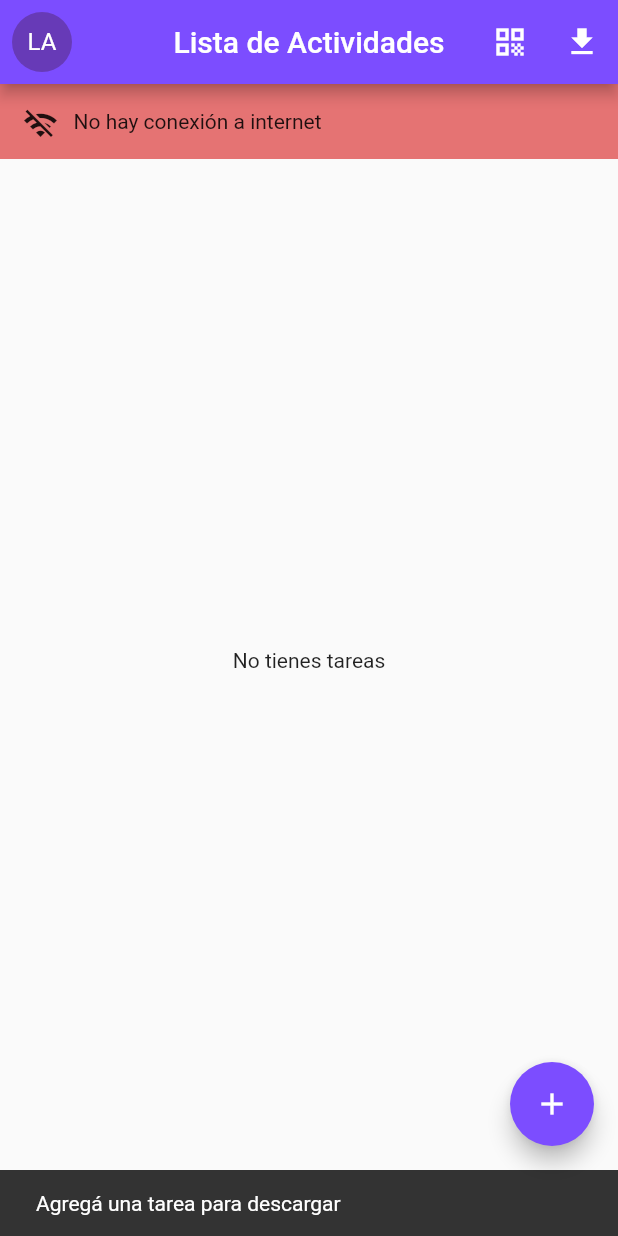
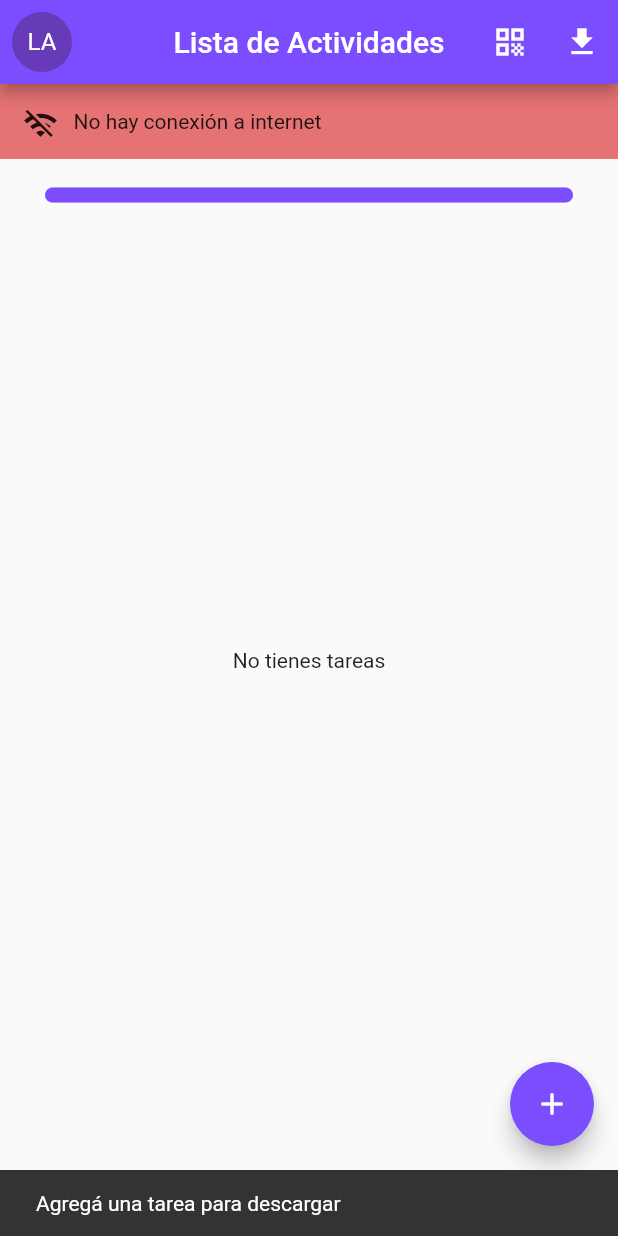
Before and after one commit to laubrener/to_do_app, a Flutter app: the screen it shows after launch, after a tap on the "download" icon, on a phone screen of 412 x 824 dp. Run offline on Flutter 3.47's test engine with Material 2 defaults, Android fonts, the phone set to English and light mode, and no system bars; drawn by our look-alikes of percent_indicator; our stand-ins replace connectivity_plus, hive, hive_flutter, open_file, rxdart; missing offline and left inert: excel, flutter_barcode_scanner; accounts and stored records are empty; network calls fail.

Commit message:
barra de progreso

```diff
--- a/lib/widgets/to_do_list_widget.dart
+++ b/lib/widgets/to_do_list_widget.dart
@@ -1,4 +1,5 @@
 import 'package:flutter/material.dart';
+import 'package:percent_indicator/percent_indicator.dart';
 import 'package:provider/provider.dart';
 import 'package:reto/models/to_do_model.dart';
 import 'package:reto/providers/to_do_list_provider.dart';
@@ -16,9 +17,44 @@ class ToDoListWidget extends StatefulWidget {
 }
 
 class _ToDoListWidgetState extends State<ToDoListWidget> {
+  double finishedToDos() {
+    int done = 0;
+    for (int i = 0; i < widget.list.length; i++) {
+      if (widget.list[i].isChecked == true) {
+        done++;
+      }
+    }
+    double percentage = (done / widget.list.length);
+    return percentage;
+  }
+
   @override
   Widget build(BuildContext context) {
-    return ListView.builder(
+    return Column(
+      children: [
+        Container(
+          padding: const EdgeInsets.only(top: 30, left: 25),
+          // color: Colors.amber,
+          width: double.infinity,
+          child: const Text(
+            'Tu progreso',
+            style: TextStyle(fontSize: 16, fontWeight: FontWeight.bold),
+          ),
+        ),
+        Container(
+          padding: const EdgeInsets.all(20),
+          child: LinearPercentIndicator(
+            animation: true,
+            animationDuration: 1000,
+            percent: finishedToDos(),
+            backgroundColor: Colors.deepPurple.shade100,
+            progressColor: Colors.deepPurpleAccent,
+            lineHeight: 10,
+            barRadius: Radius.circular(30),
+          ),
+        ),
+        Expanded(
+          child: ListView.builder(
               physics: const BouncingScrollPhysics(),
               padding: const EdgeInsets.only(left: 10, right: 10, top: 30),
               itemCount: widget.list.length,
@@ -64,16 +100,19 @@ class _ToDoListWidgetState extends State<ToDoListWidget> {
                                 actions: [
                                   TextButton(
                                     style: TextButton.styleFrom(
-                                textStyle:
-                                    Theme.of(context).textTheme.labelLarge,
+                                      textStyle: Theme.of(context)
+                                          .textTheme
+                                          .labelLarge,
                                     ),
                                     child: const Text('Cancelar'),
-                              onPressed: () => Navigator.of(context).pop(),
+                                    onPressed: () =>
+                                        Navigator.of(context).pop(),
                                   ),
                                   TextButton(
                                     style: TextButton.styleFrom(
-                                textStyle:
-                                    Theme.of(context).textTheme.labelLarge,
+                                      textStyle: Theme.of(context)
+                                          .textTheme
+                                          .labelLarge,
                                     ),
                                     child: const Text('Eliminar'),
                                     onPressed: () {
@@ -95,7 +134,10 @@ class _ToDoListWidgetState extends State<ToDoListWidget> {
                     )
                   ],
                 );
-        });
+              }),
+        ),
+      ],
+    );
   }
 }
 
--- a/pubspec.yaml
+++ b/pubspec.yaml
@@ -41,6 +41,7 @@ dependencies:
   path_provider: ^2.1.2
   provider: ^6.1.2
   rxdart: ^0.28.0
+  percent_indicator: ^4.2.3
 
 dev_dependencies:
   flutter_lints: ^2.0.0
```
Also changed, not shown: pubspec.lock. Lines whose indentation alone changed are shown as unchanged.
